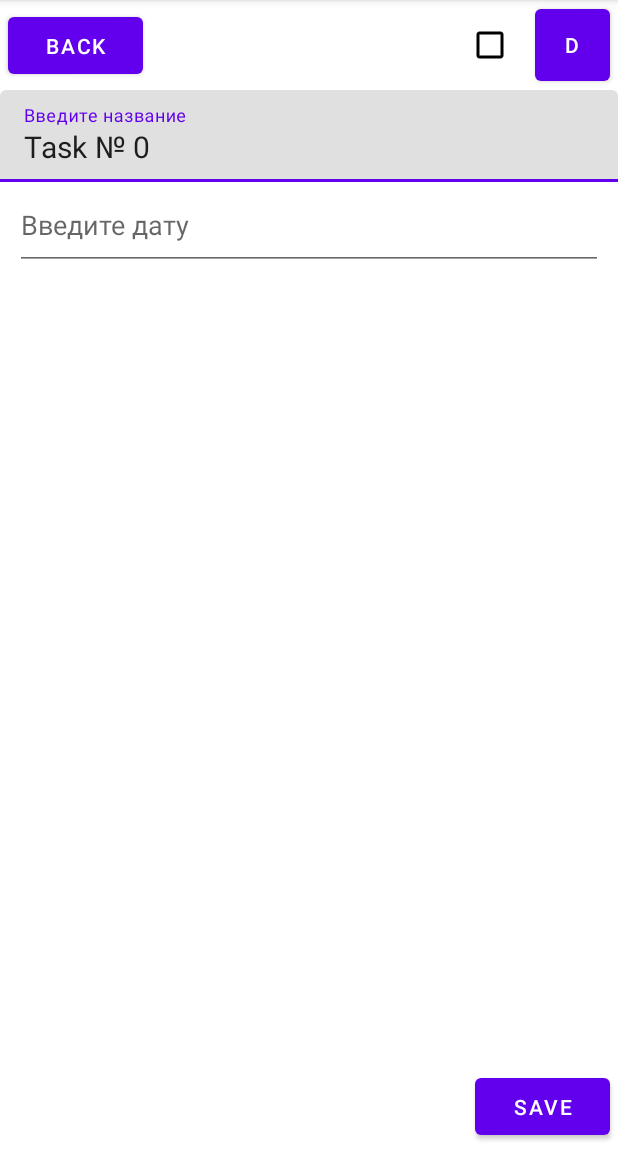
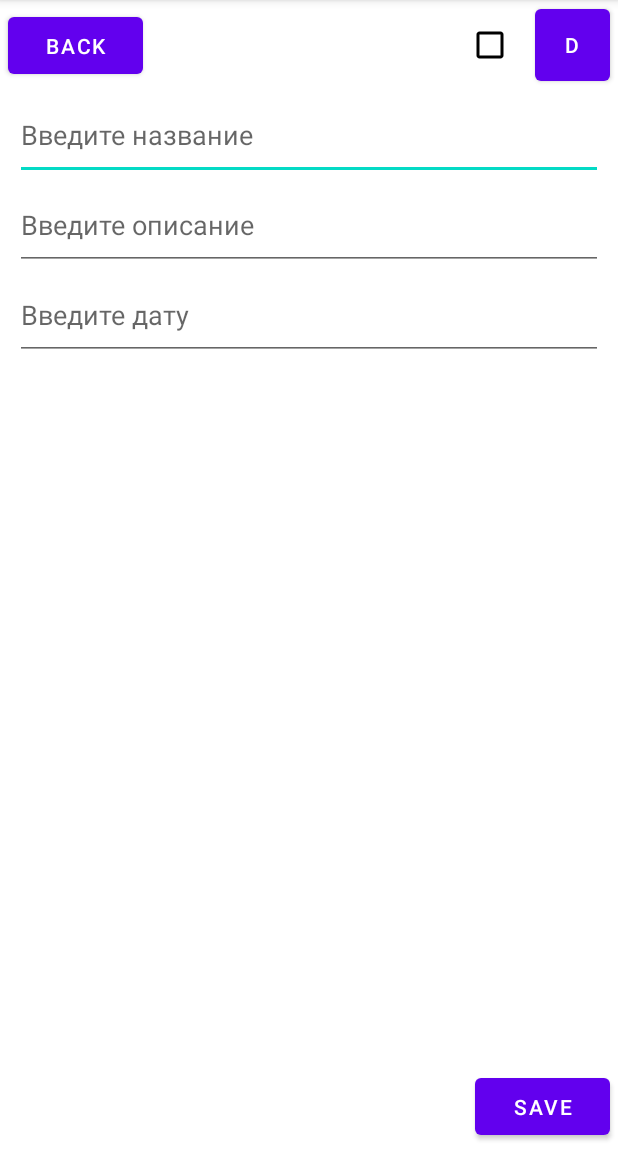
Before and after one commit to RandomServant/FRIENDLY-FIRE-Tasks, an Android app: the screen it shows after launch (TaskActivity), after a tap on an icon or button, on a phone screen of 412 x 824 dp, the part 84-1236 px from its top. Run offline under Robolectric (Android 15) with nearby library versions, the phone set to English and light mode, and no system bars; 1 statement that could not run was skipped.

Commit message:
В верстку добавлено описание

```diff
--- a/app/src/main/res/layout/activity_task.xml
+++ b/app/src/main/res/layout/activity_task.xml
@@ -6,21 +6,17 @@
     android:layout_height="match_parent"
     tools:context=".presentation.TaskActivity">
 
-    <com.google.android.material.textfield.TextInputLayout
+    <EditText
+        android:id="@+id/editName"
         android:layout_width="match_parent"
-        android:layout_height="match_parent"
         android:layout_marginTop="60dp"
-        app:layout_constraintStart_toStartOf="parent"
-        app:layout_constraintTop_toTopOf="parent">
-
-        <com.google.android.material.textfield.TextInputEditText
-            android:id="@+id/nameBox"
-            android:layout_width="match_parent"
-            android:layout_height="wrap_content"
-            android:hint="@string/task_name_hint"
-            android:textSize="20sp" />
-
-    </com.google.android.material.textfield.TextInputLayout>
+        android:layout_marginHorizontal="10dp"
+        android:layout_height="60dp"
+        android:ems="10"
+        app:layout_constraintEnd_toEndOf="parent"
+        app:layout_constraintTop_toTopOf="parent"
+        android:hint="Введите название"
+        android:inputType="text" />
 
     <Button
         android:id="@+id/button2"
@@ -62,9 +58,22 @@
         android:text="Save" />
 
     <EditText
+        android:id="@+id/editDesc"
+        android:layout_width="match_parent"
+        android:layout_height="60dp"
+        android:layout_marginHorizontal="10dp"
+        android:layout_marginTop="120dp"
+        android:ems="10"
+        android:hint="Введите описание"
+        android:inputType="text"
+        android:singleLine="false"
+        app:layout_constraintEnd_toEndOf="parent"
+        app:layout_constraintTop_toTopOf="parent" />
+
+    <EditText
         android:id="@+id/editDate"
         android:layout_width="match_parent"
-        android:layout_marginTop="120dp"
+        android:layout_marginTop="180dp"
         android:layout_marginHorizontal="10dp"
         android:layout_height="60dp"
         android:ems="10"
```
